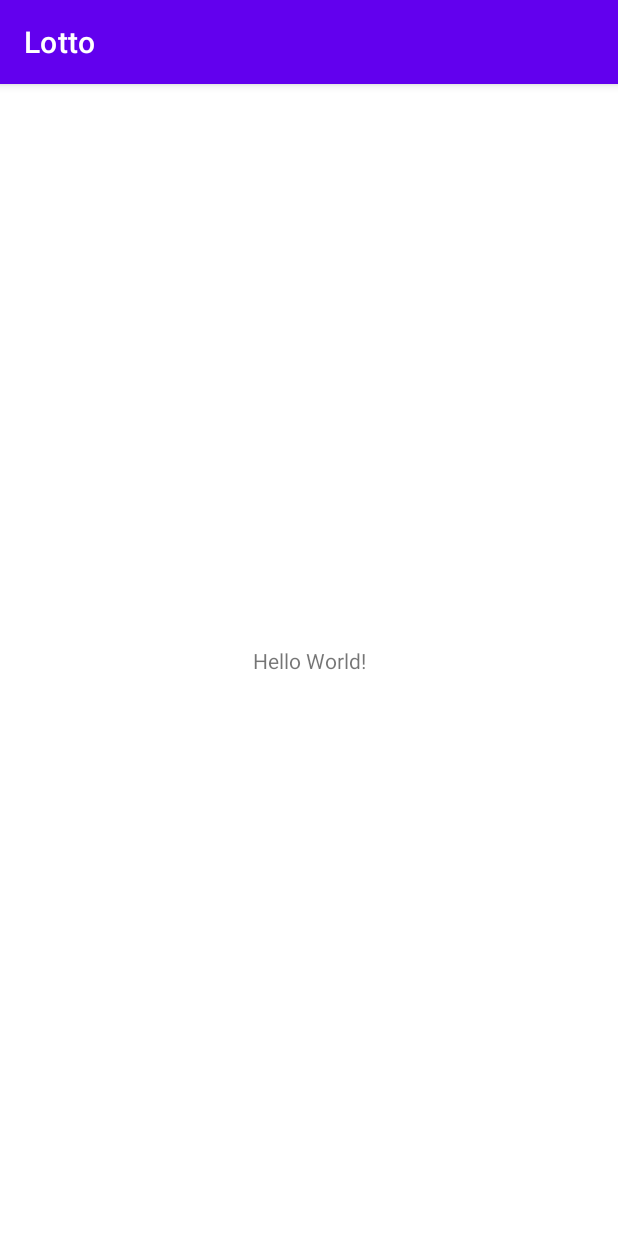
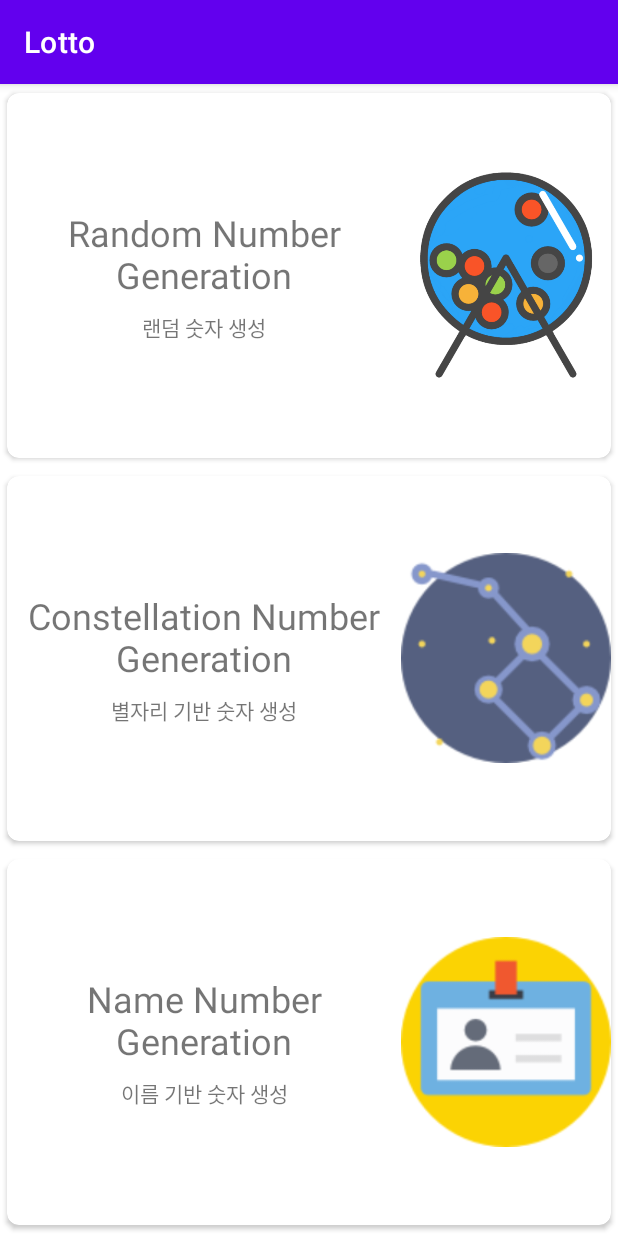
Before and after one commit to suahjeon/Lotto, an Android app: the MainActivity screen opened directly, with no data from a screen before it, on a phone screen of 412 x 824 dp. Run offline under Robolectric (Android 15) with nearby library versions, the phone set to English and light mode, and no system bars.

Commit message:
pracitice Linear layout

```diff
--- a/app/build.gradle
+++ b/app/build.gradle
@@ -42,4 +42,5 @@ dependencies {
     testImplementation 'junit:junit:4.+'
     androidTestImplementation 'androidx.test.ext:junit:1.1.2'
     androidTestImplementation 'androidx.test.espresso:espresso-core:3.3.0'
+    implementation 'androidx.cardview:cardview:1.0.0'
 }
--- a/app/src/main/res/layout/activity_main.xml
+++ b/app/src/main/res/layout/activity_main.xml
@@ -1,18 +1,142 @@
 <?xml version="1.0" encoding="utf-8"?>
-<androidx.constraintlayout.widget.ConstraintLayout xmlns:android="http://schemas.android.com/apk/res/android"
+<LinearLayout xmlns:android="http://schemas.android.com/apk/res/android"
     xmlns:app="http://schemas.android.com/apk/res-auto"
     xmlns:tools="http://schemas.android.com/tools"
     android:layout_width="match_parent"
     android:layout_height="match_parent"
-    tools:context=".MainActivity">
+    android:orientation="vertical"
+    android:weightSum="1.0"
+    tools:context=".MainActivity" >
 
-    <TextView
-        android:layout_width="wrap_content"
-        android:layout_height="wrap_content"
-        android:text="Hello World!"
-        app:layout_constraintBottom_toBottomOf="parent"
-        app:layout_constraintLeft_toLeftOf="parent"
-        app:layout_constraintRight_toRightOf="parent"
-        app:layout_constraintTop_toTopOf="parent" />
+    <androidx.cardview.widget.CardView
+        android:layout_width="match_parent"
+        android:layout_height="0dp"
+        android:layout_weight="0.333"
+        app:cardCornerRadius="8dp"
+        app:cardUseCompatPadding="true">
 
-</androidx.constraintlayout.widget.ConstraintLayout>
+        <LinearLayout
+            android:layout_width="match_parent"
+            android:layout_height="match_parent"
+            android:gravity="right|center_horizontal|center_vertical"
+            android:orientation="horizontal">
+
+            <LinearLayout
+                android:layout_width="wrap_content"
+                android:layout_height="match_parent"
+                android:layout_weight="1"
+                android:orientation="vertical">
+
+                <TextView
+                    android:id="@+id/textView"
+                    android:layout_width="match_parent"
+                    android:layout_height="wrap_content"
+                    android:layout_weight="1"
+                    android:gravity="bottom|center_horizontal"
+                    android:text="Random Number Generation"
+                    android:textSize="24sp" />
+
+                <TextView
+                    android:id="@+id/textView2"
+                    android:layout_width="match_parent"
+                    android:layout_height="wrap_content"
+                    android:layout_marginTop="8dp"
+                    android:layout_weight="1"
+                    android:gravity="center_horizontal|top"
+                    android:text="랜덤 숫자 생성" />
+            </LinearLayout>
+
+            <ImageView
+                android:id="@+id/imageView"
+                android:layout_width="140dp"
+                android:layout_height="140dp"
+                app:srcCompat="@drawable/lottery" />
+        </LinearLayout>
+    </androidx.cardview.widget.CardView>
+
+    <androidx.cardview.widget.CardView
+        android:layout_width="match_parent"
+        android:layout_height="0dp"
+        android:layout_weight="0.333"
+        app:cardCornerRadius="8dp"
+        app:cardUseCompatPadding="true">
+
+        <LinearLayout
+            android:layout_width="match_parent"
+            android:layout_height="match_parent"
+            android:gravity="right|center_horizontal|center_vertical"
+            android:orientation="horizontal">
+
+            <LinearLayout
+                android:layout_width="wrap_content"
+                android:layout_height="match_parent"
+                android:layout_weight="1"
+                android:orientation="vertical">
+
+                <TextView
+                    android:layout_width="match_parent"
+                    android:layout_height="wrap_content"
+                    android:layout_weight="1"
+                    android:gravity="bottom|center_horizontal"
+                    android:text="Constellation Number Generation"
+                    android:textSize="24sp" />
+
+                <TextView
+                    android:layout_width="match_parent"
+                    android:layout_height="wrap_content"
+                    android:layout_marginTop="8dp"
+                    android:layout_weight="1"
+                    android:gravity="center_horizontal|top"
+                    android:text="별자리 기반 숫자 생성" />
+            </LinearLayout>
+
+            <ImageView
+                android:layout_width="140dp"
+                android:layout_height="140dp"
+                app:srcCompat="@drawable/constellation" />
+        </LinearLayout>
+    </androidx.cardview.widget.CardView>
+
+    <androidx.cardview.widget.CardView
+        android:layout_width="match_parent"
+        android:layout_height="0dp"
+        android:layout_weight="0.333"
+        app:cardCornerRadius="8dp"
+        app:cardUseCompatPadding="true">
+
+        <LinearLayout
+            android:layout_width="match_parent"
+            android:layout_height="match_parent"
+            android:gravity="right|center_horizontal|center_vertical"
+            android:orientation="horizontal">
+
+            <LinearLayout
+                android:layout_width="wrap_content"
+                android:layout_height="match_parent"
+                android:layout_weight="1"
+                android:orientation="vertical">
+
+                <TextView
+                    android:layout_width="match_parent"
+                    android:layout_height="wrap_content"
+                    android:layout_weight="1"
+                    android:gravity="bottom|center_horizontal"
+                    android:text="Name Number Generation"
+                    android:textSize="24sp" />
+
+                <TextView
+                    android:layout_width="match_parent"
+                    android:layout_height="wrap_content"
+                    android:layout_marginTop="8dp"
+                    android:layout_weight="1"
+                    android:gravity="center_horizontal|top"
+                    android:text="이름 기반 숫자 생성" />
+            </LinearLayout>
+
+            <ImageView
+                android:layout_width="140dp"
+                android:layout_height="140dp"
+                app:srcCompat="@drawable/name" />
+        </LinearLayout>
+    </androidx.cardview.widget.CardView>
+</LinearLayout>
```
Also changed, not shown: app/src/main/res/drawable/constellation.png (added), app/src/main/res/drawable/lottery.png (added), app/src/main/res/drawable/name.png (added), gradle/wrapper/gradle-wrapper.properties.
